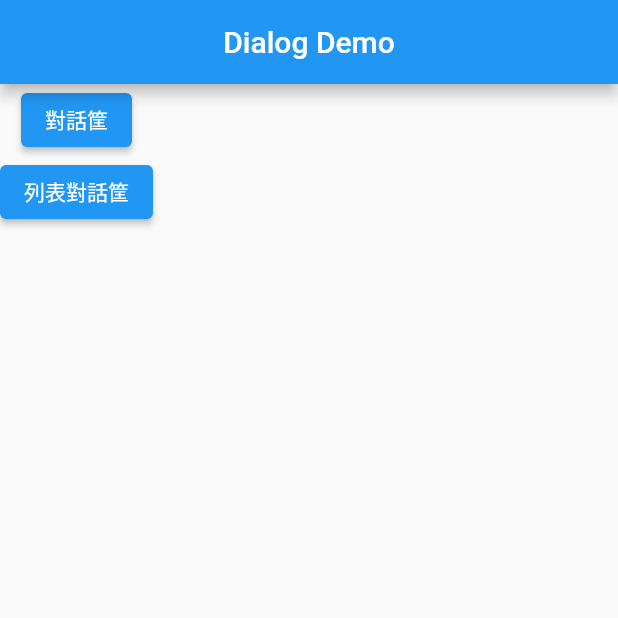
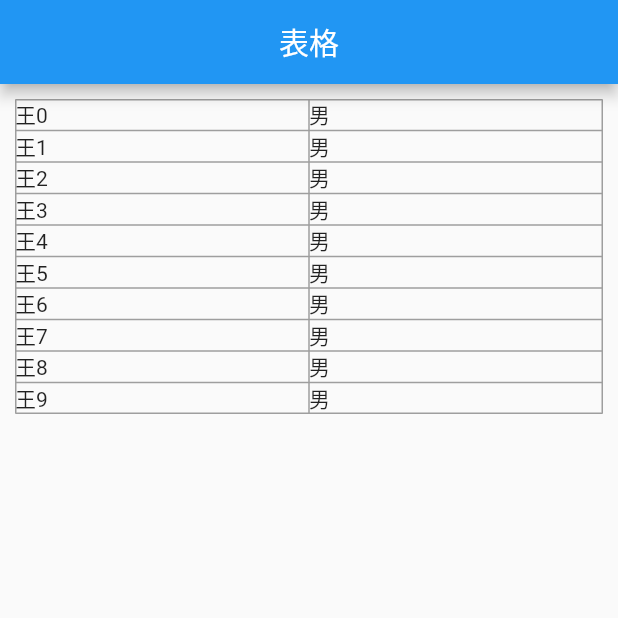
Before and after one commit to martin25tung/flutter_basic, a Flutter app: the screen it shows after launch, on a phone screen of 412 x 824 dp, the top half of it. Run offline on Flutter 3.47's test engine with Material 2 defaults, Android fonts, the phone set to English and light mode, and no system bars.

Commit message:
表格Table

```diff
--- a/lib/main.dart
+++ b/lib/main.dart
@@ -7,6 +7,7 @@ import 'package:flutter_basic/widgets/grid_view_demo.dart';
 import 'package:flutter_basic/widgets/layout_demo.dart';
 import 'package:flutter_basic/widgets/listview_demo.dart';
 import 'package:flutter_basic/widgets/navigator_demo.dart';
+import 'package:flutter_basic/widgets/table_demo.dart';
 
 void main() {
   runApp(const MyApp());
@@ -33,8 +34,9 @@ class MyApp extends StatelessWidget {
         "listview": (context) => ListviewDemo(),
         "grid": (context) => GridViewDemo(),
         "alert": (context) => AlertDialogDemoState(),
+        "table": (context) => TableDemo(),
       },
-      initialRoute: "alert",
+      initialRoute: "table",
       onGenerateRoute: (s) {
         // 可以在這裡做未登入檢查
         switch (s.name) {
--- /dev/null
+++ b/lib/widgets/table_demo.dart
@@ -0,0 +1,41 @@
+import 'package:flutter/cupertino.dart';
+import 'package:flutter/material.dart';
+
+class TableDemo extends StatefulWidget {
+  const TableDemo({Key? key}) : super(key: key);
+
+  @override
+  State<TableDemo> createState() => _TableDemoState();
+}
+
+class _TableDemoState extends State<TableDemo> {
+  List<Map> list = [];
+
+  @override
+  void initState() {
+    super.initState();
+    for (var i = 0; i < 10; i++) {
+      list.add({"name": "王" + i.toString(), "gender": i % 1 == 0 ? "男" : "女"});
+    }
+  }
+
+  @override
+  Widget build(BuildContext context) {
+    return Scaffold(
+      appBar: AppBar(
+        title: Text("表格"),
+        centerTitle: true,
+      ),
+      body: Padding(
+        padding: const EdgeInsets.all(10.0),
+        child: Table(
+          border: TableBorder.all(color: Colors.grey),
+          children: list
+              .map((e) =>
+                  TableRow(children: [Text(e["name"]), Text(e["gender"])]))
+              .toList(),
+        ),
+      ),
+    );
+  }
+}
```
